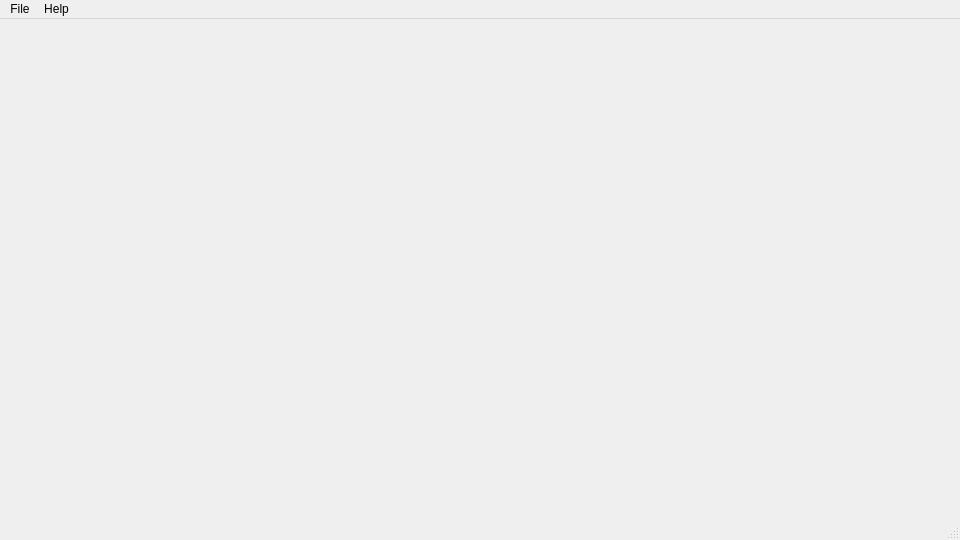
Qt form Config_Tool/mainwindow.ui (DFO-Ocean-Navigator/Navigator2Go) before a commit.
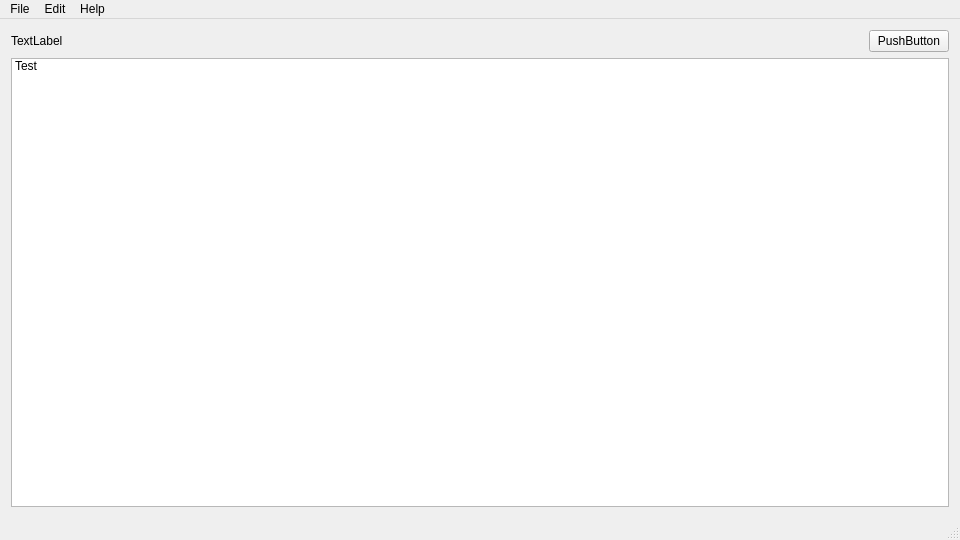
The same form after that commit. Icons and pictures are not drawn.

Commit message: Initial layout and safe file writing.

```diff
--- a/Config_Tool/mainwindow.ui
+++ b/Config_Tool/mainwindow.ui
@@ -19,7 +19,72 @@
   <property name="windowTitle">
    <string>Ocean Navigator Config Editor</string>
   </property>
-  <widget class="QWidget" name="centralWidget"/>
+  <widget class="QWidget" name="centralWidget">
+   <layout class="QVBoxLayout" name="verticalLayout_2">
+    <item>
+     <layout class="QHBoxLayout" name="horizontalLayout">
+      <item>
+       <widget class="QLabel" name="labelList">
+        <property name="text">
+         <string>TextLabel</string>
+        </property>
+       </widget>
+      </item>
+      <item>
+       <spacer name="horizontalSpacer">
+        <property name="orientation">
+         <enum>Qt::Horizontal</enum>
+        </property>
+        <property name="sizeHint" stdset="0">
+         <size>
+          <width>40</width>
+          <height>20</height>
+         </size>
+        </property>
+       </spacer>
+      </item>
+      <item>
+       <widget class="QPushButton" name="buttonAddDataset">
+        <property name="toolTip">
+         <string>&lt;html&gt;&lt;head/&gt;&lt;body&gt;&lt;p&gt;Add a new dataset to this config file.&lt;/p&gt;&lt;/body&gt;&lt;/html&gt;</string>
+        </property>
+        <property name="text">
+         <string>PushButton</string>
+        </property>
+        <property name="icon">
+         <iconset resource="resources.qrc">
+          <normaloff>:/icons/icons/add.png</normaloff>:/icons/icons/add.png</iconset>
+        </property>
+        <property name="flat">
+         <bool>false</bool>
+        </property>
+       </widget>
+      </item>
+     </layout>
+    </item>
+    <item>
+     <widget class="QListWidget" name="listWidget">
+      <property name="sizePolicy">
+       <sizepolicy hsizetype="Expanding" vsizetype="Expanding">
+        <horstretch>0</horstretch>
+        <verstretch>0</verstretch>
+       </sizepolicy>
+      </property>
+      <property name="alternatingRowColors">
+       <bool>true</bool>
+      </property>
+      <property name="sortingEnabled">
+       <bool>true</bool>
+      </property>
+      <item>
+       <property name="text">
+        <string>Test</string>
+       </property>
+      </item>
+     </widget>
+    </item>
+   </layout>
+  </widget>
   <widget class="QMenuBar" name="menuBar">
    <property name="geometry">
     <rect>
@@ -43,7 +108,13 @@
     <addaction name="actionAbout"/>
     <addaction name="actionAbout_Qt"/>
    </widget>
+   <widget class="QMenu" name="menuEdit">
+    <property name="title">
+     <string>Edit</string>
+    </property>
+   </widget>
    <addaction name="menuFile"/>
+   <addaction name="menuEdit"/>
    <addaction name="menuHelp"/>
   </widget>
   <widget class="QStatusBar" name="statusBar"/>
```
Left out of the diff: 13 changed lines with no effect on the pictures. The commit also changes 7 other files.
